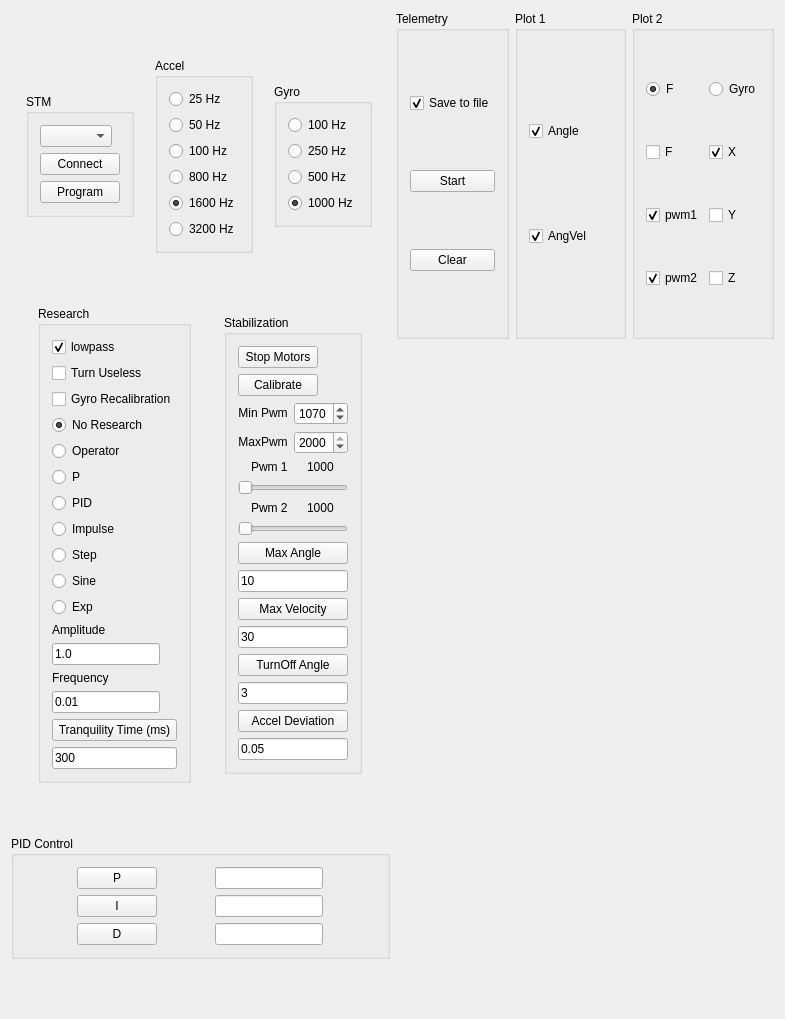
VlagaPalych/Stable, file Logger/BoardConsole/BoardConsole/boardconsole.ui: the form before one commit.
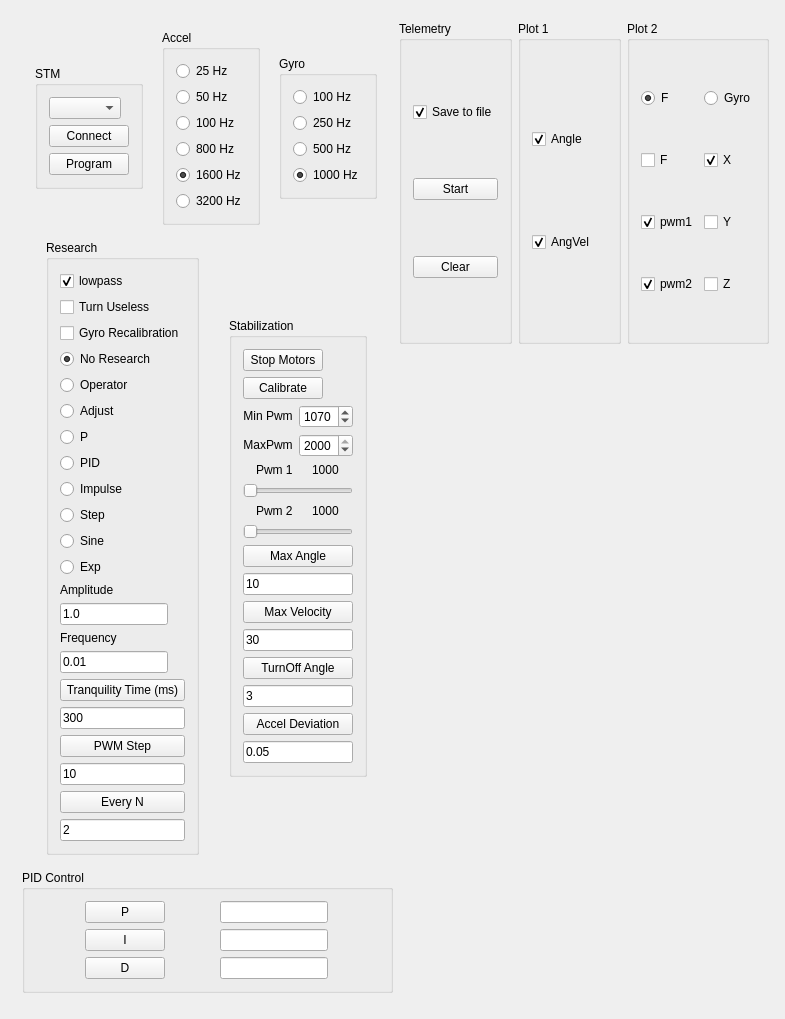
The form after the commit. Custom widgets are drawn as their Qt base class.

Patch:
```diff
--- a/Logger/BoardConsole/BoardConsole/boardconsole.ui
+++ b/Logger/BoardConsole/BoardConsole/boardconsole.ui
@@ -13,6 +13,15 @@
   <property name="windowTitle">
    <string>BoardConsole</string>
   </property>
+  <widget class="QWidget" name="layoutWidget">
+   <property name="geometry">
+    <rect>
+     <x>11</x>
+     <y>10</y>
+     <width>769</width>
+     <height>1003</height>
+    </rect>
+   </property>
   <layout class="QHBoxLayout" name="horizontalLayout_12">
    <item>
     <layout class="QVBoxLayout" name="verticalLayout_12">
@@ -238,6 +247,13 @@
             </property>
            </widget>
           </item>
+           <item>
+            <widget class="QRadioButton" name="adjustRadioButton">
+             <property name="text">
+              <string>Adjust</string>
+             </property>
+            </widget>
+           </item>
           <item>
            <widget class="QRadioButton" name="simpleRadioButton">
             <property name="text">
@@ -346,6 +362,34 @@
             </property>
            </widget>
           </item>
+           <item>
+            <widget class="QPushButton" name="pwmStepButton">
+             <property name="text">
+              <string>PWM Step</string>
+             </property>
+            </widget>
+           </item>
+           <item>
+            <widget class="QLineEdit" name="pwmStepLineEdit">
+             <property name="text">
+              <string>10</string>
+             </property>
+            </widget>
+           </item>
+           <item>
+            <widget class="QPushButton" name="everyNButton">
+             <property name="text">
+              <string>Every N</string>
+             </property>
+            </widget>
+           </item>
+           <item>
+            <widget class="QLineEdit" name="everyNLineEdit">
+             <property name="text">
+              <string>2</string>
+             </property>
+            </widget>
+           </item>
          </layout>
         </widget>
        </item>
@@ -878,6 +922,7 @@
     </layout>
    </item>
   </layout>
+  </widget>
  </widget>
  <layoutdefault spacing="6" margin="11"/>
  <customwidgets>
```
Lines whose indentation alone changed are shown as unchanged.
